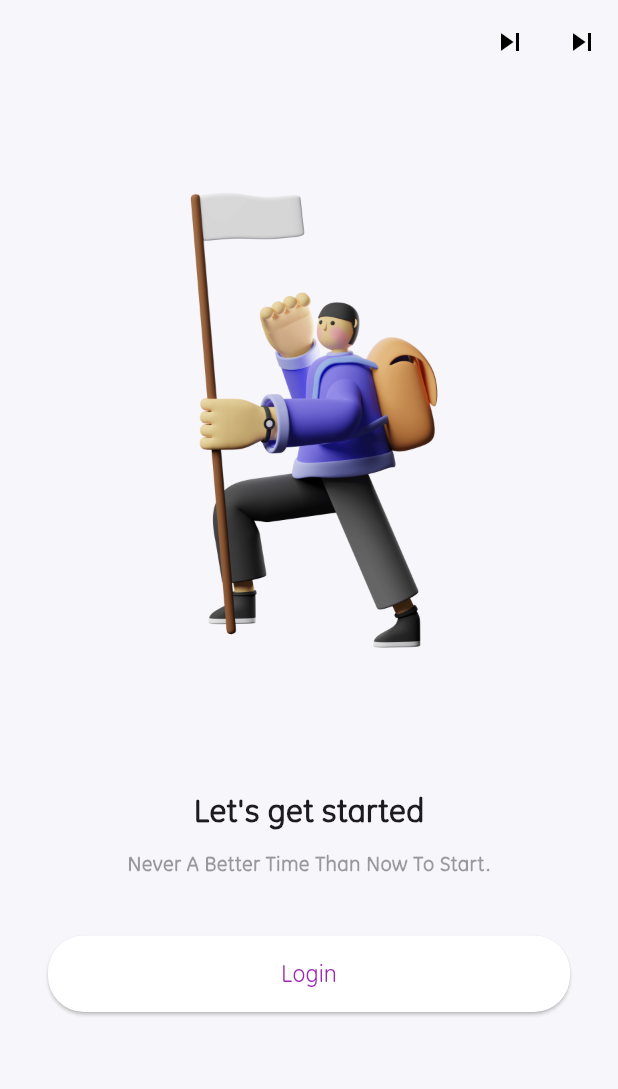
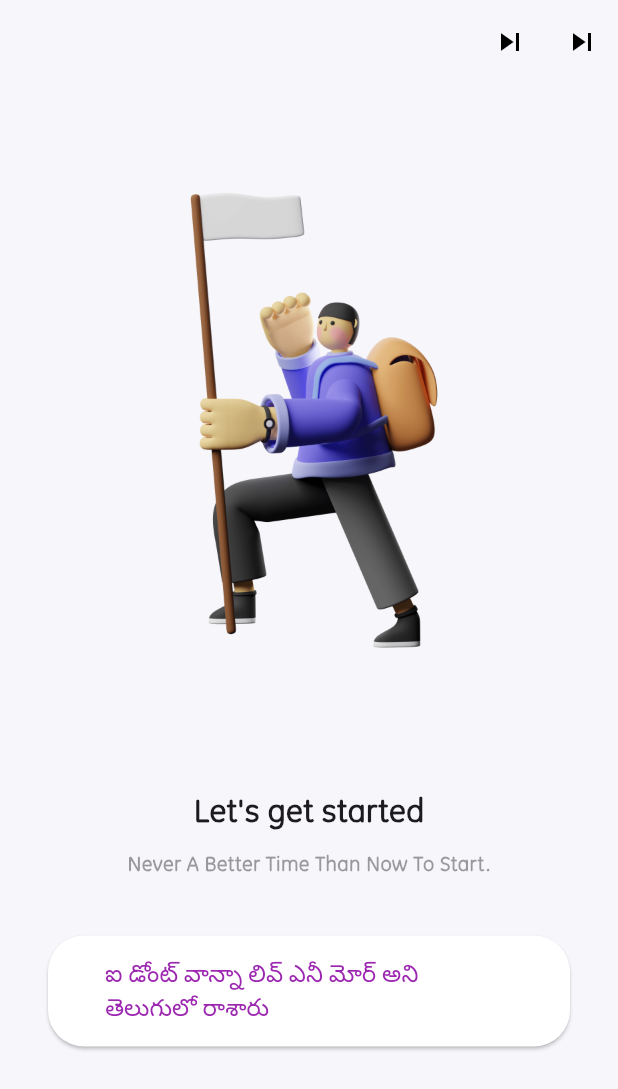
Before and after one commit to dot-config-IIITS/application-SIH-BachavSetu, a Flutter app: the screen it shows after launch, on a phone screen of 412 x 824 dp. Shown: the top 1089 px of the screen. Run offline on Flutter 3.47's test engine with Material 3 defaults, Android fonts, the phone set to English and light mode, and no system bars; our stand-ins replace curved_navigation_bar, flutter_map, geolocator, image_picker, ionicons, latlong2 and 4 more; missing offline and left inert: dart:ffi, ffmpeg_kit_flutter.

Commit message:
update android sdk version

```diff
--- a/bachavsetu/lib/login/welcome.dart
+++ b/bachavsetu/lib/login/welcome.dart
@@ -118,7 +118,7 @@ class _WelcomeState extends State<Welcome> {
                   child: const Padding(
                     padding: EdgeInsets.all(14.0),
                     child: Text(
-                      "Login",
+                      "ఐ డోంట్ వాన్నా లివ్ ఎనీ మోర్ అని తెలుగులో రాశారు",
                       style: TextStyle(fontSize: 16),
                     ),
                   ),
```
Also changed, not shown: 1 other file.
